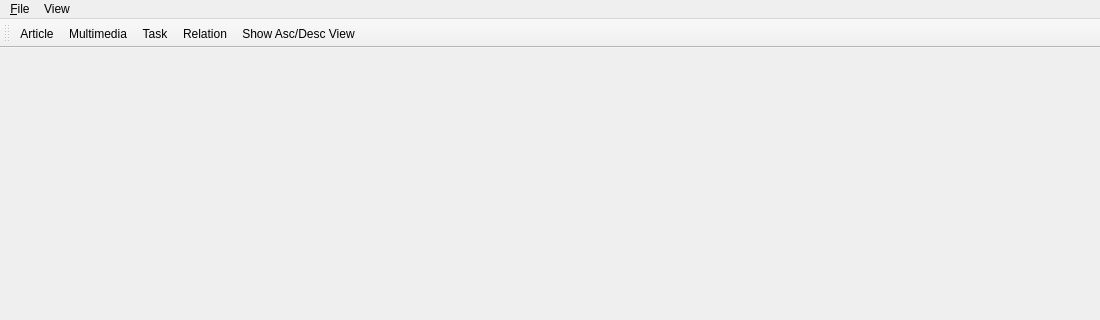
This is 2.Application/plurinotes/views/v_mainwindow.ui in maxime-lucas/utc-lo21-plurinotes as Qt 5 draws it before an edit; both pictures show x 0 to 1100 and y 0 to 320 of the 1100 by 600 pixel window. The edited form follows.
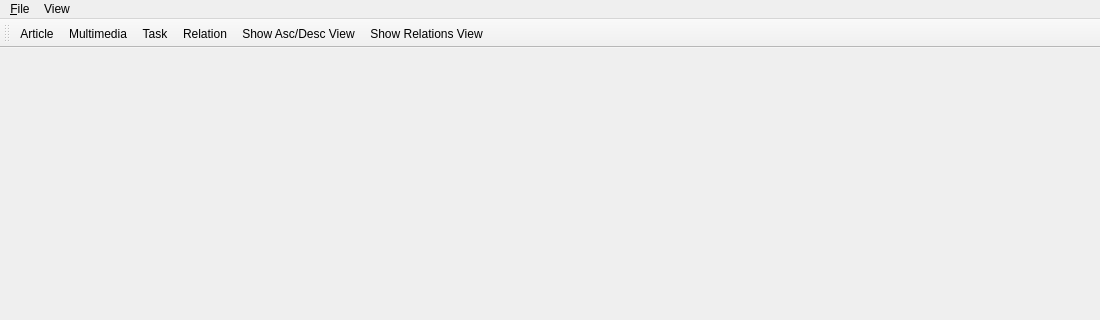
This is the edited form. Icons and pictures are not drawn.

Patch:
```diff
--- a/2.Application/plurinotes/views/v_mainwindow.ui
+++ b/2.Application/plurinotes/views/v_mainwindow.ui
@@ -80,6 +80,7 @@
    <addaction name="actionTask"/>
    <addaction name="actionRelation"/>
    <addaction name="actionShow_Asc_Desc_View"/>
+   <addaction name="actionShow_Relations_View"/>
   </widget>
   <action name="actionQuit">
    <property name="text">
```
Left out of the diff: 4 changed lines with no effect on the pictures.
